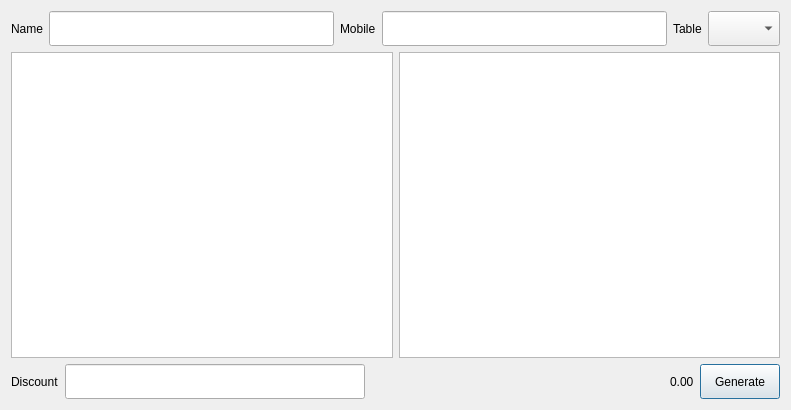
Qt form ui/create_order.ui (ajayrandhawa/Python-Qt-Restaurant-Biiling-Software) before a commit.
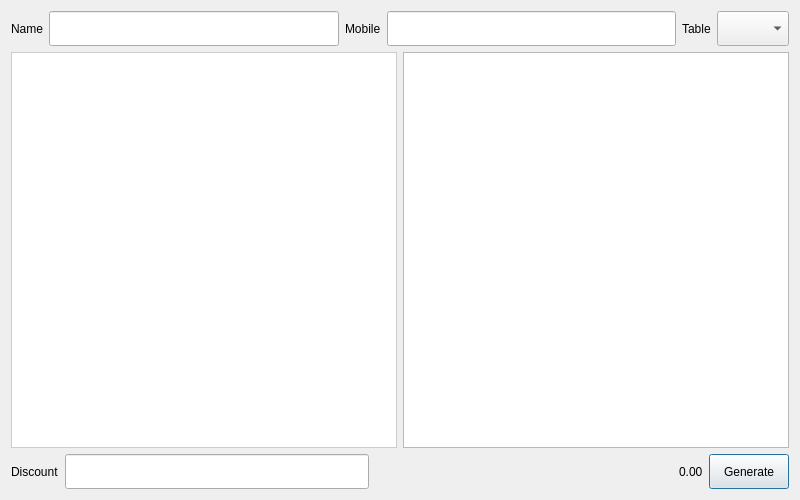
The same form after that commit.

Commit message: Working on Create Order :+1:

```diff
--- a/ui/create_order.ui
+++ b/ui/create_order.ui
@@ -6,10 +6,16 @@
    <rect>
     <x>0</x>
     <y>0</y>
-    <width>791</width>
-    <height>410</height>
+    <width>800</width>
+    <height>500</height>
    </rect>
   </property>
+  <property name="minimumSize">
+   <size>
+    <width>800</width>
+    <height>500</height>
+   </size>
+  </property>
   <property name="windowTitle">
    <string>Create a Order</string>
   </property>
@@ -77,7 +83,71 @@
      <item>
       <layout class="QHBoxLayout" name="horizontalLayout">
        <item>
-        <widget class="QListWidget" name="items_browser_list_widget"/>
+        <widget class="QListWidget" name="itemsBrowserListWidget">
+         <property name="contextMenuPolicy">
+          <enum>Qt::DefaultContextMenu</enum>
+         </property>
+         <property name="styleSheet">
+          <string notr="true">QListWidget {
+	background-color: #FFFFFF;
+	border: 1px solid #ccc;
+	font-size: 18px;
+	font-weight: bold;
+}
+
+QListWidget::item {
+	width: 150px;
+	height: 150px;
+	margin: 5px;
+	color: #666666;
+}</string>
+         </property>
+         <property name="verticalScrollBarPolicy">
+          <enum>Qt::ScrollBarAsNeeded</enum>
+         </property>
+         <property name="autoScrollMargin">
+          <number>20</number>
+         </property>
+         <property name="showDropIndicator" stdset="0">
+          <bool>false</bool>
+         </property>
+         <property name="dragDropMode">
+          <enum>QAbstractItemView::NoDragDrop</enum>
+         </property>
+         <property name="defaultDropAction">
+          <enum>Qt::IgnoreAction</enum>
+         </property>
+         <property name="alternatingRowColors">
+          <bool>false</bool>
+         </property>
+         <property name="textElideMode">
+          <enum>Qt::ElideMiddle</enum>
+         </property>
+         <property name="movement">
+          <enum>QListView::Static</enum>
+         </property>
+         <property name="flow">
+          <enum>QListView::LeftToRight</enum>
+         </property>
+         <property name="isWrapping" stdset="0">
+          <bool>true</bool>
+         </property>
+         <property name="layoutMode">
+          <enum>QListView::SinglePass</enum>
+         </property>
+         <property name="gridSize">
+          <size>
+           <width>130</width>
+           <height>150</height>
+          </size>
+         </property>
+         <property name="viewMode">
+          <enum>QListView::IconMode</enum>
+         </property>
+         <property name="wordWrap">
+          <bool>true</bool>
+         </property>
+        </widget>
        </item>
        <item>
         <widget class="QListWidget" name="cart_list_widget"/>
```
The commit also changes 2 other files.
